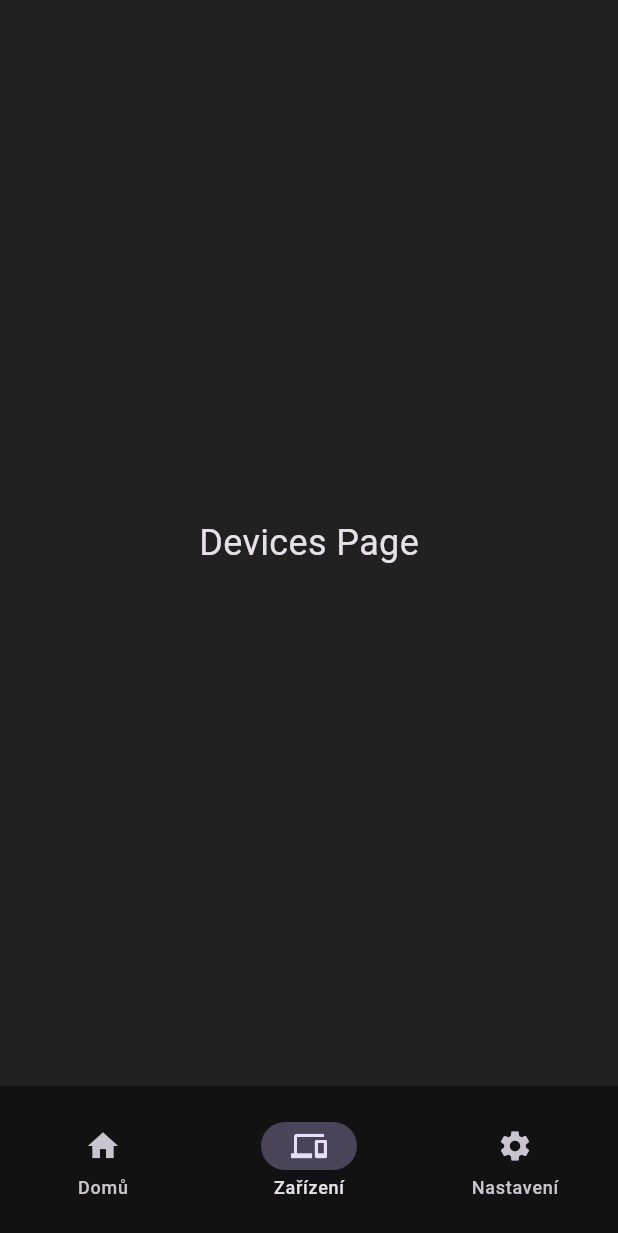
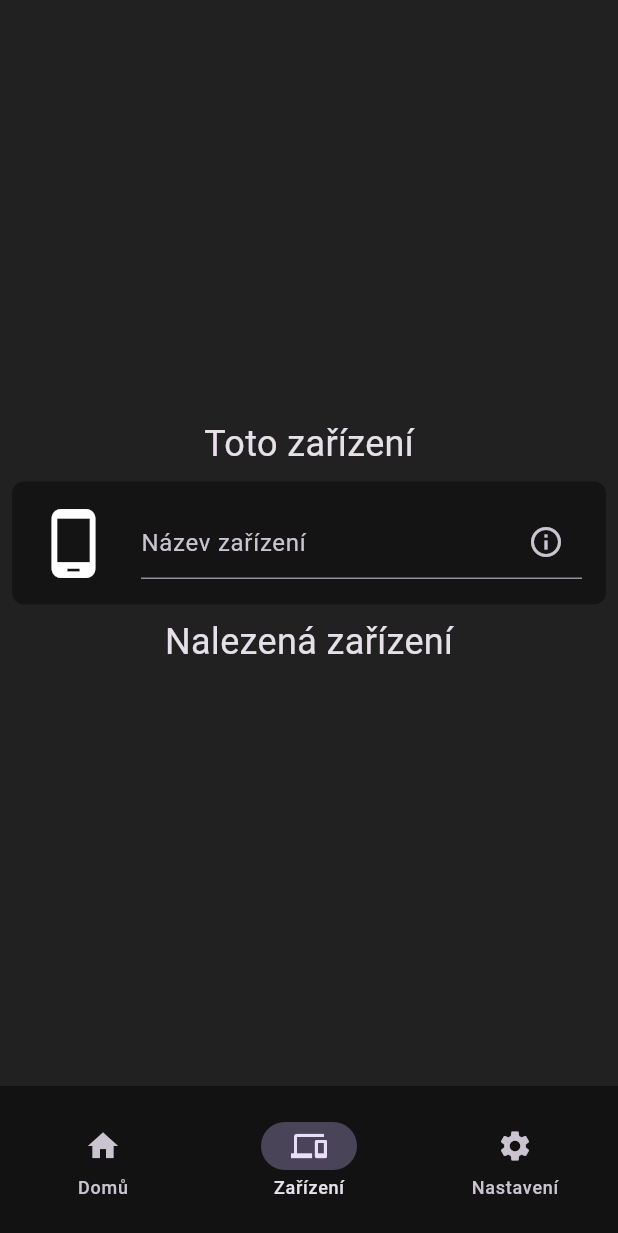
Before and after one commit to Matyas-C/device_link, a Flutter app: the screen it shows after launch, item 2 of the bottom bar chosen, on a phone screen of 412 x 824 dp. Shown: the top 1233 px of the screen. Run offline on Flutter 3.47's test engine with Material 3 defaults, Android fonts, the phone set to English and light mode, and no system bars; our stand-ins replace hive_ce, hive_ce_flutter; missing offline and left inert: network_info_plus, window_manager; accounts and stored records are empty; statements that could not run were skipped.

Commit message:
change app name

```diff
--- a/lib/udp_discovery.dart
+++ b/lib/udp_discovery.dart
@@ -1,8 +1,8 @@
 import 'dart:convert';
 import 'dart:io';
 import 'package:network_info_plus/network_info_plus.dart';
-import 'package:phone_connect/discovered_devices_list.dart';
-import 'package:phone_connect/util/device_type.dart';
+import 'package:device_link/discovered_devices_list.dart';
+import 'package:device_link/util/device_type.dart';
 import 'package:hive_ce_flutter/hive_flutter.dart';
 import 'package:hive_ce/hive.dart';
 import 'other_device.dart';
@@ -35,7 +35,7 @@ class UdpDiscovery {
     };
 
     socket.broadcastEnabled = true;
-    socket.send(utf8.encode(json.encode(discoveryMessage)), InternetAddress(broadcastAddress!), 8081);
+    socket.send(utf8.encode(json.encode(discoveryMessage)), InternetAddress(broadcastAddress!), 8081); //hazi error kdyz neni internet, pridat nejakej null check
   }
 
   Future<void> sendConnectionRequest(String ip) async {
@@ -44,7 +44,7 @@ class UdpDiscovery {
       'uuid': uuid,
       'version': '1.0',
       'deviceType': determineDeviceType(),
-      'name': 'Device Name',
+      'name': 'Jméno Zařízení',
     };
 
     socket.send(utf8.encode(json.encode(connectionRequestMessage)), InternetAddress(ip), 8081);
@@ -67,7 +67,7 @@ class UdpDiscovery {
                 'uuid': uuid,
                 'version': '1.0',
                 'deviceType': determineDeviceType(),
-                'name': 'Device Name',
+                'name': 'Jméno Zařízení',
                 'ip': await NetworkInfo().getWifiIP(),
               };
               String jsonResponse = json.encode(response);
--- a/lib/ui/pages/devices_page.dart
+++ b/lib/ui/pages/devices_page.dart
@@ -1,8 +1,10 @@
 import 'package:flutter/material.dart';
-import 'package:phone_connect/discovered_devices_list.dart';
-import 'package:phone_connect/udp_broadcast.dart';
+import 'package:device_link/discovered_devices_list.dart';
+import 'package:device_link/udp_discovery.dart';
 import '../tiles/discovered_device_tile.dart';
-import 'package:phone_connect/other_device.dart';
+import 'package:device_link/other_device.dart';
+import 'package:device_link/util/device_type.dart';
+import 'package:device_link/util/device_icon.dart';
 
 class DevicesPage extends StatefulWidget {
   const DevicesPage({super.key});
@@ -15,7 +17,7 @@ class _DevicesPageState extends State<DevicesPage> {
   @override
   void initState() {
     super.initState();
-    UdpClient().onDeviceDiscovered = (device) {
+    UdpDiscovery().onDeviceDiscovered = (device) {
       setState(() {
         DiscoveredDevices.addDevice(device);
       });
@@ -24,14 +26,59 @@ class _DevicesPageState extends State<DevicesPage> {
 
   @override
   Widget build(BuildContext context) {
-    return ConstrainedBox(
-      constraints: const BoxConstraints(maxWidth: 200),
-      child: Center(
+    return Center(
+      child: ConstrainedBox(
+        constraints: const BoxConstraints(maxWidth: 500),
         child: Column(
           mainAxisAlignment: MainAxisAlignment.center,
           children: [
             const Text(
-              "Devices Page",
+              "Toto zařízení",
+              style: TextStyle(fontSize: 24),
+            ),
+            Container(
+              margin: const EdgeInsets.all(8),
+              padding: const EdgeInsets.all(16),
+              decoration: BoxDecoration(
+                color: Colors.black38,
+                borderRadius: BorderRadius.circular(8),
+              ),
+              child: Stack(
+                children: [
+                  Positioned(
+                    child: Row(
+                      mainAxisAlignment: MainAxisAlignment.center,
+                      children: [
+                        Icon(
+                          getDeviceIcon(determineDeviceType()),
+                          size: 50,
+                        ),
+                        const SizedBox(width: 20),
+                        const Expanded(
+                          child: TextField(
+                            decoration: InputDecoration(
+                              border: UnderlineInputBorder(),
+                              hintText: "Název zařízení",
+                            ),
+                          ),
+                        ),
+                      ],
+                    ),
+                  ),
+                  Positioned(
+                    right: 0,
+                    child: IconButton(
+                      icon: const Icon(Icons.info_outline),
+                      hoverColor: null,
+                      onPressed: () {
+                      },
+                    ),
+                  ),
+                ],
+              ),
+            ),
+            const Text(
+              "Nalezená zařízení",
               style: TextStyle(fontSize: 24),
             ),
             ConstrainedBox(
--- a/lib/ui/pages/home_page.dart
+++ b/lib/ui/pages/home_page.dart
@@ -14,7 +14,7 @@ class _HomePageState extends State<HomePage> {
   Widget build(BuildContext context) {
     return Center(
       child: Text(
-        "Home Page",
+        "Domů",
         style: Theme.of(context).textTheme.headlineLarge,
       ),
     );
--- a/lib/ui/pages/settings_page.dart
+++ b/lib/ui/pages/settings_page.dart
@@ -7,7 +7,7 @@ class SettingsPage extends StatelessWidget {
   Widget build(BuildContext context) {
     return Center(
       child: Text(
-        'Settings Screen',
+        'Nastavení',
         style: Theme.of(context).textTheme.headlineLarge,
       ),
     );
--- a/lib/ui/tiles/discovered_device_tile.dart
+++ b/lib/ui/tiles/discovered_device_tile.dart
@@ -1,5 +1,5 @@
 import 'package:flutter/material.dart';
-import 'package:phone_connect/util/device_icon.dart';
+import 'package:device_link/util/device_icon.dart';
 
 class DeviceTile extends StatelessWidget {
   final String deviceName;
@@ -26,7 +26,7 @@ class DeviceTile extends StatelessWidget {
       ),
       child: Row(
         children: [
-          Icon(deviceIcon(deviceType), color: Colors.white, size: 40), // Larger icon
+          Icon(getDeviceIcon(deviceType), color: Colors.white, size: 40), // Larger icon
           const SizedBox(width: 10), // Space between icon and text
           Column(
             crossAxisAlignment: CrossAxisAlignment.start,
--- a/lib/util/device_icon.dart
+++ b/lib/util/device_icon.dart
@@ -1,6 +1,6 @@
 import 'package:flutter/material.dart';
 
-IconData deviceIcon(String deviceType) {
+IconData getDeviceIcon(String deviceType) {
   if (deviceType.toLowerCase() == 'phone') {
     return Icons.phone_android;
   } else if (deviceType.toLowerCase() == 'computer') {
```
Also changed, not shown: lib/main.dart (+5 -9 lines), pubspec.yaml (+8 -1 lines), assets/icons/logo-bg-rounded.png (added), pubspec.lock, 125 other files.
